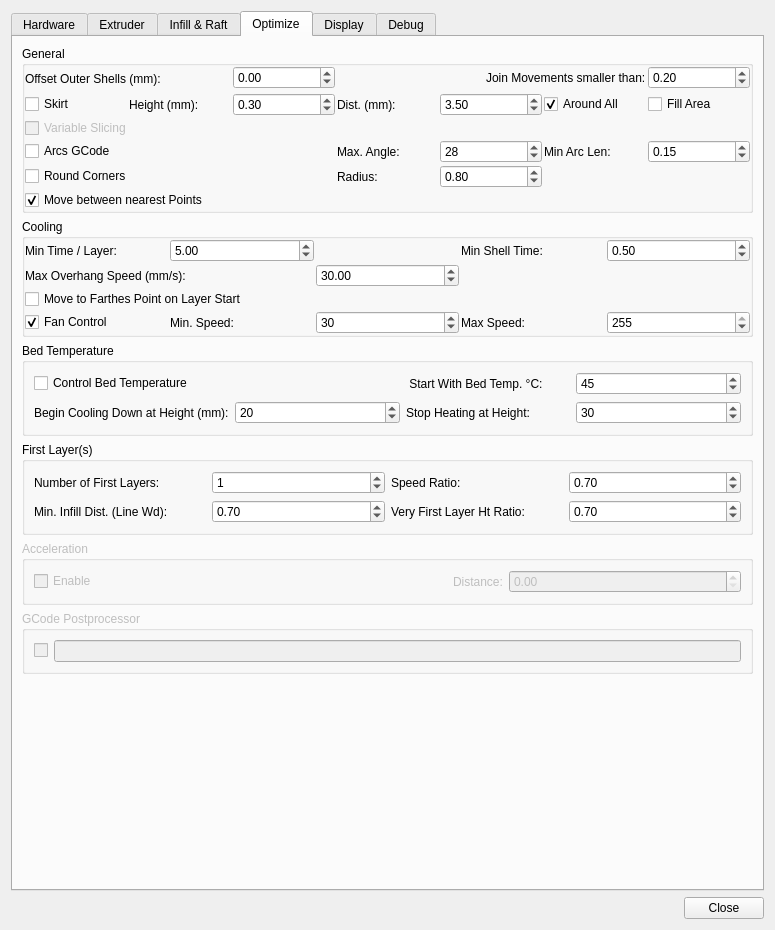
Before: the Qt Designer form RepsnapperQt/preferences_dlg.ui in timschmidt/repsnapper, drawn with Qt 5.
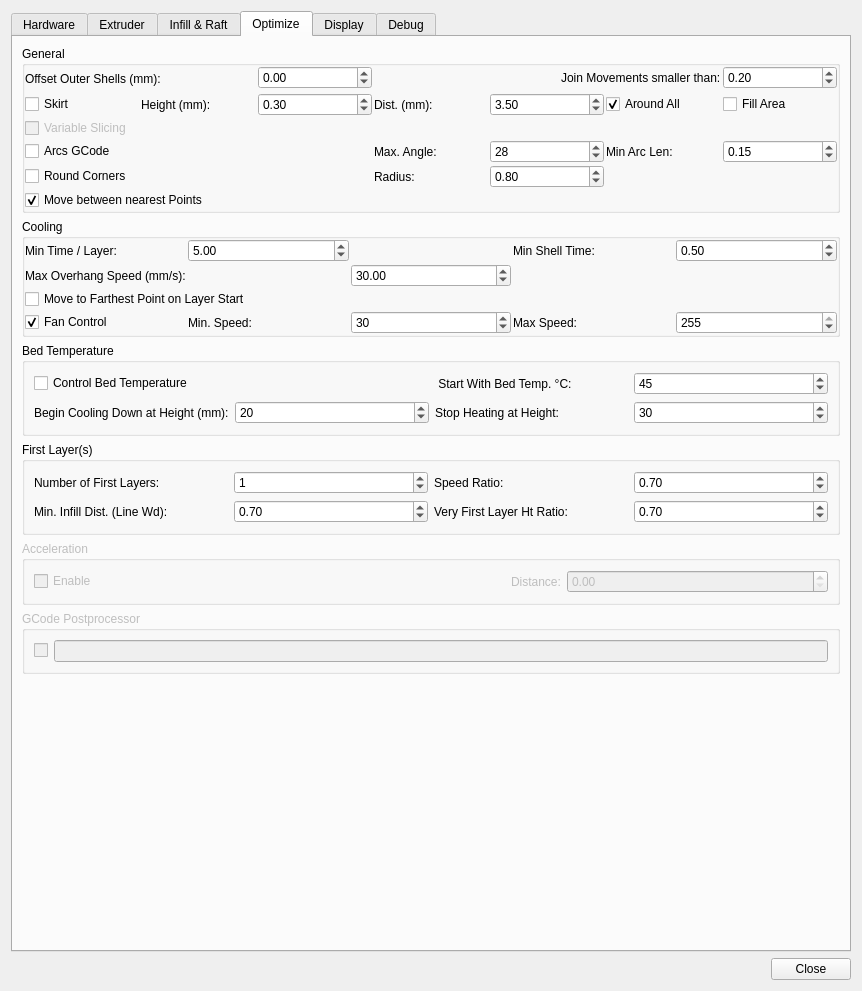
After: the same form once the commit is applied. Icons and pictures are not drawn. Custom widgets are drawn as their Qt base class.

The edit to the form file:
```diff
--- a/RepsnapperQt/preferences_dlg.ui
+++ b/RepsnapperQt/preferences_dlg.ui
@@ -6,8 +6,8 @@
    <rect>
     <x>0</x>
     <y>0</y>
-    <width>775</width>
-    <height>930</height>
+    <width>862</width>
+    <height>991</height>
    </rect>
   </property>
   <property name="windowTitle">
@@ -1893,7 +1893,7 @@
           <item row="2" column="0" colspan="3">
            <widget class="QCheckBox" name="Slicing_FarthestLayerStart">
             <property name="text">
-             <string>Move to Farthes Point on Layer Start</string>
+             <string>Move to Farthest Point on Layer Start</string>
             </property>
            </widget>
           </item>
```
